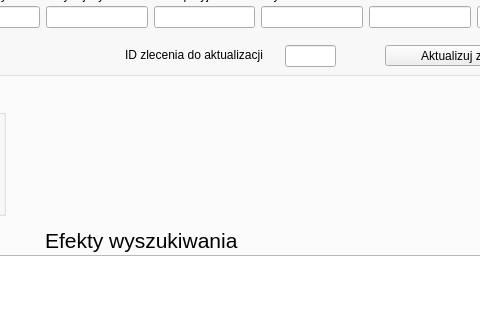
Above: pracownikwindow.ui from kewingaluszka/BD_projekt before the change; both pictures show x 467 to 947 and y 291 to 611 of the 1227 by 817 pixel window. Below: the same form after it.
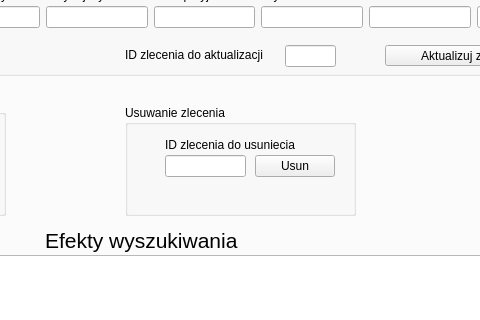
That is the form after the change.

The edit to the form file:
```diff
--- a/pracownikwindow.ui
+++ b/pracownikwindow.ui
@@ -581,6 +581,55 @@
        </property>
       </widget>
      </widget>
+     <widget class="QGroupBox" name="groupBox_16">
+      <property name="geometry">
+       <rect>
+        <x>560</x>
+        <y>310</y>
+        <width>231</width>
+        <height>111</height>
+       </rect>
+      </property>
+      <property name="title">
+       <string>Usuwanie zlecenia</string>
+      </property>
+      <widget class="QPushButton" name="usun_button">
+       <property name="geometry">
+        <rect>
+         <x>130</x>
+         <y>50</y>
+         <width>80</width>
+         <height>22</height>
+        </rect>
+       </property>
+       <property name="text">
+        <string>Usun</string>
+       </property>
+      </widget>
+      <widget class="QLineEdit" name="usun_line">
+       <property name="geometry">
+        <rect>
+         <x>40</x>
+         <y>50</y>
+         <width>81</width>
+         <height>22</height>
+        </rect>
+       </property>
+      </widget>
+      <widget class="QLabel" name="label_79">
+       <property name="geometry">
+        <rect>
+         <x>40</x>
+         <y>30</y>
+         <width>161</width>
+         <height>20</height>
+        </rect>
+       </property>
+       <property name="text">
+        <string>ID zlecenia do usuniecia</string>
+       </property>
+      </widget>
+     </widget>
     </widget>
     <widget class="QWidget" name="klienci">
      <attribute name="title">
```
